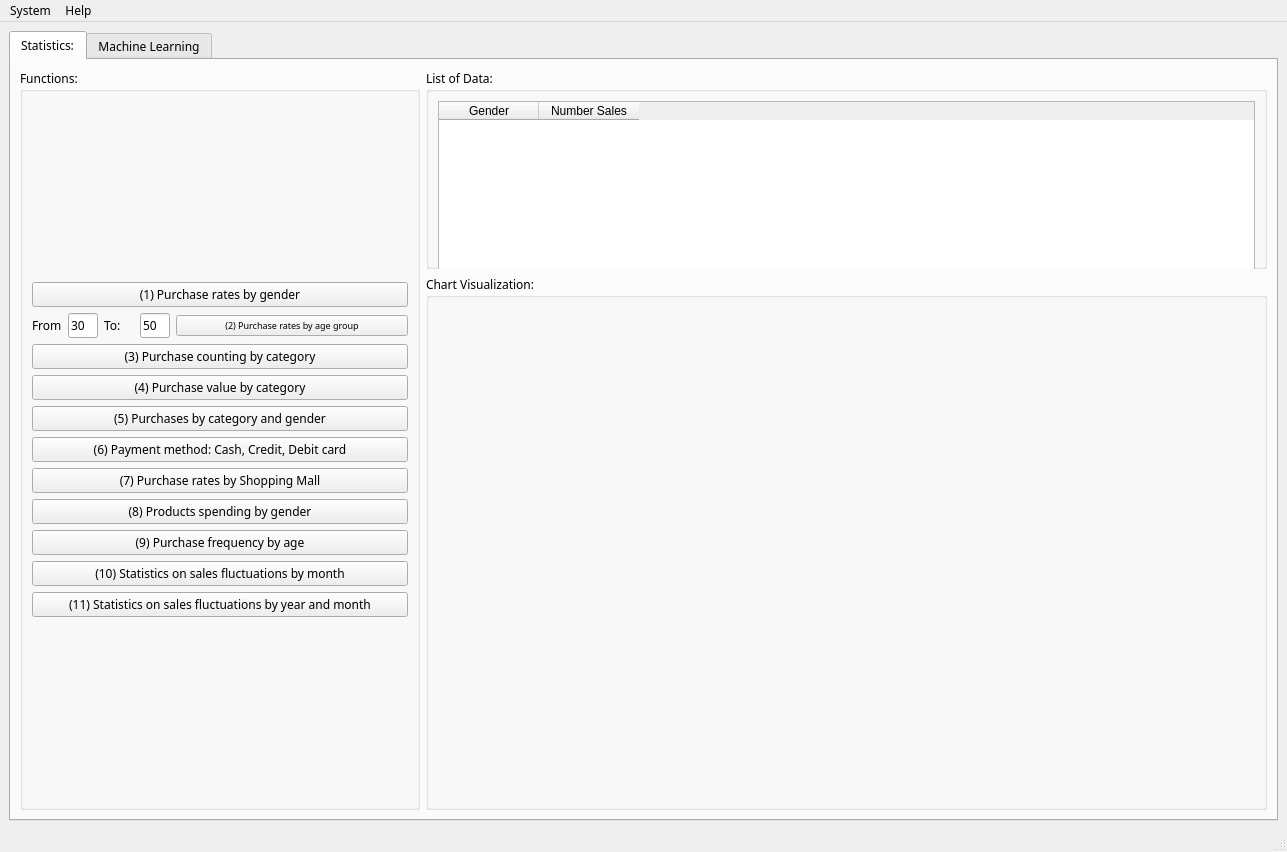
First picture: the form in 56_MLBAProject/UI/MainWindow.ui, repository LeeMinNguyeen/ML-in-Business-Analytics, before the edit.
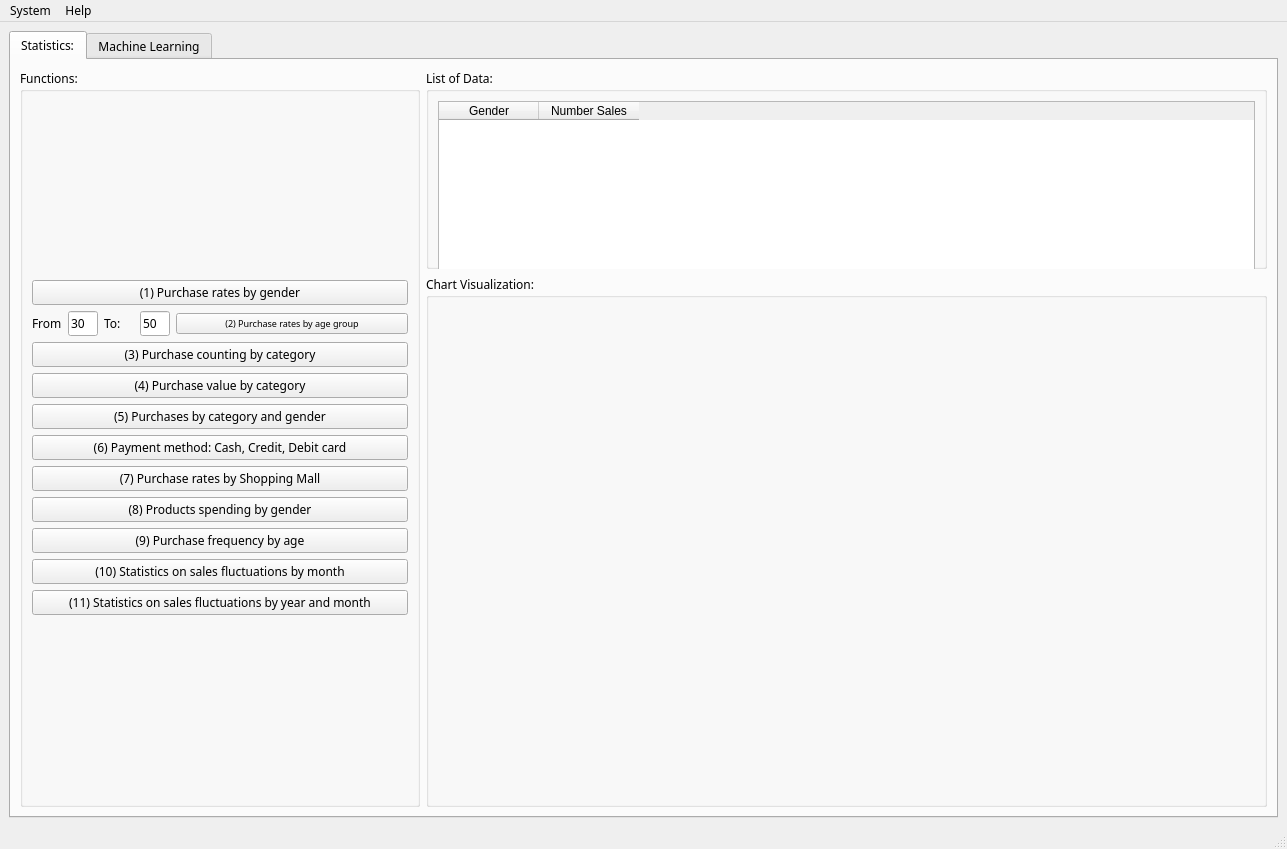
Second picture: the form after the edit. Icons and pictures are not drawn.

Diff of the .ui file:
```diff
--- a/56_MLBAProject/UI/MainWindow.ui
+++ b/56_MLBAProject/UI/MainWindow.ui
@@ -7,7 +7,7 @@
     <x>0</x>
     <y>0</y>
     <width>1287</width>
-    <height>852</height>
+    <height>849</height>
    </rect>
   </property>
   <property name="font">
```
Left out of the diff: 2 changed lines with no effect on the pictures.
